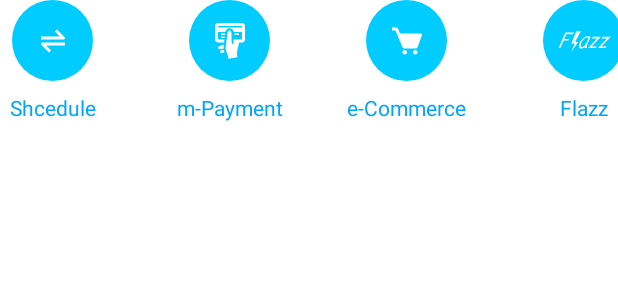
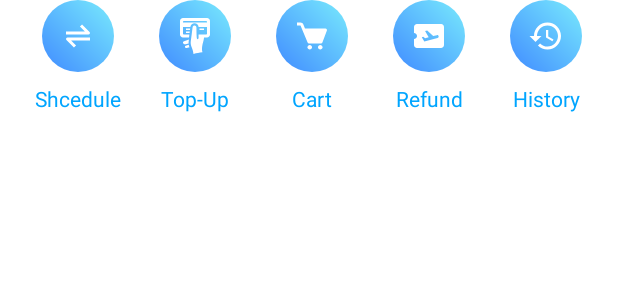
Before and after one commit to dimasrizqii/FP_AND_C13, an Android app: the layout partial_dashboard.xml on its own in the app's theme, with its tools: preview values and no code run, on a phone screen of 412 x 824 dp. Shown: the top 300 px of the screen. Run offline under Robolectric (Android 15) with nearby library versions, the phone set to English and light mode, and no system bars; Roboto replaces fonts that are not available here.

Commit message:
Updating Partial Dashboard

```diff
--- a/app/src/main/res/layout/partial_dashboard.xml
+++ b/app/src/main/res/layout/partial_dashboard.xml
@@ -6,11 +6,10 @@
 
     <ImageButton
         android:id="@+id/imageButton"
-        android:layout_width="54dp"
-        android:layout_height="54dp"
-        android:layout_marginStart="8dp"
-        android:backgroundTint="@color/primarytoolbarColor"
-        android:background="@drawable/background_oval"
+        android:layout_width="48dp"
+        android:layout_height="48dp"
+        android:layout_marginStart="28dp"
+        android:background="@drawable/login_button_bk"
         android:src="@drawable/ic_transfer"
         app:layout_constraintStart_toStartOf="parent"
         app:layout_constraintTop_toTopOf="parent" />
@@ -27,11 +26,10 @@
 
     <ImageButton
         android:id="@+id/imageButton2"
-        android:layout_width="54dp"
-        android:layout_height="54dp"
-        android:layout_marginStart="64dp"
-        android:backgroundTint="@color/primarytoolbarColor"
-        android:background="@drawable/background_oval"
+        android:layout_width="48dp"
+        android:layout_height="48dp"
+        android:layout_marginStart="30dp"
+        android:background="@drawable/login_button_bk"
         android:src="@drawable/ic_debit"
         app:layout_constraintStart_toEndOf="@+id/imageButton"
         app:layout_constraintTop_toTopOf="parent" />
@@ -41,18 +39,17 @@
         android:layout_height="wrap_content"
         android:layout_marginTop="8dp"
         android:textColor="@color/primaryTextColor"
-        android:text="m-Payment"
+        android:text="Top-Up"
         app:layout_constraintEnd_toEndOf="@+id/imageButton2"
         app:layout_constraintStart_toStartOf="@+id/imageButton2"
         app:layout_constraintTop_toBottomOf="@+id/imageButton2" />
 
     <ImageButton
         android:id="@+id/imageButton3"
-        android:layout_width="54dp"
-        android:layout_height="54dp"
-        android:layout_marginStart="64dp"
-        android:background="@drawable/background_oval"
-        android:backgroundTint="@color/primarytoolbarColor"
+        android:layout_width="48dp"
+        android:layout_height="48dp"
+        android:layout_marginStart="30dp"
+        android:background="@drawable/login_button_bk"
         android:src="@drawable/ic_cart"
         app:layout_constraintStart_toEndOf="@+id/imageButton2"
         app:layout_constraintTop_toTopOf="parent" />
@@ -61,7 +58,7 @@
         android:layout_width="wrap_content"
         android:layout_height="wrap_content"
         android:layout_marginTop="8dp"
-        android:text="e-Commerce"
+        android:text="Cart"
         android:textColor="@color/primaryTextColor"
         app:layout_constraintEnd_toEndOf="@+id/imageButton3"
         app:layout_constraintStart_toStartOf="@+id/imageButton3"
@@ -69,12 +66,11 @@
 
     <ImageButton
         android:id="@+id/imageButton4"
-        android:layout_width="54dp"
-        android:layout_height="54dp"
-        android:layout_marginStart="64dp"
-        android:background="@drawable/background_oval"
-        android:backgroundTint="@color/primarytoolbarColor"
-        android:src="@drawable/ic_flazz"
+        android:layout_width="48dp"
+        android:layout_height="48dp"
+        android:layout_marginStart="30dp"
+        android:background="@drawable/login_button_bk"
+        android:src="@drawable/ic_baseline_airplane_ticket_24"
         app:layout_constraintStart_toEndOf="@+id/imageButton3"
         app:layout_constraintTop_toTopOf="parent" />
 
@@ -82,9 +78,29 @@
         android:layout_width="wrap_content"
         android:layout_height="wrap_content"
         android:layout_marginTop="8dp"
-        android:text="Flazz"
+        android:text="Refund"
         android:textColor="@color/primaryTextColor"
         app:layout_constraintEnd_toEndOf="@+id/imageButton4"
         app:layout_constraintStart_toStartOf="@+id/imageButton4"
         app:layout_constraintTop_toBottomOf="@+id/imageButton4" />
+
+    <ImageButton
+        android:id="@+id/imageButton5"
+        android:layout_width="48dp"
+        android:layout_height="48dp"
+        android:layout_marginStart="30dp"
+        android:background="@drawable/login_button_bk"
+        android:src="@drawable/ic_baseline_history_24"
+        app:layout_constraintStart_toEndOf="@+id/imageButton4"
+        app:layout_constraintTop_toTopOf="parent" />
+
+    <TextView
+        android:layout_width="wrap_content"
+        android:layout_height="wrap_content"
+        android:layout_marginTop="8dp"
+        android:text="History"
+        android:textColor="@color/primaryTextColor"
+        app:layout_constraintEnd_toEndOf="@+id/imageButton5"
+        app:layout_constraintStart_toStartOf="@+id/imageButton5"
+        app:layout_constraintTop_toBottomOf="@+id/imageButton5" />
 </androidx.constraintlayout.widget.ConstraintLayout>
--- a/app/src/main/res/values/colors.xml
+++ b/app/src/main/res/values/colors.xml
@@ -25,7 +25,7 @@
     <color name="whiteCardColor">#fff</color>
 
 
-    <color name="cardColor">#DCDCDC</color>
+    <color name="cardColor">#F5F5F5</color>
     <color name="hintTextColor">#D2F4F8</color>
     <color name="textInputOutlineColor">#6ff9ff</color>
     <color name="text">#143539</color>
```
Also changed, not shown: app/src/main/java/com/example/fpandc13/ui/home/dashboard/DashboardFragment.kt (+5 -7 lines), app/src/main/res/layout/fragment_dashboard.xml (+31 -5 lines), app/src/main/res/values/strings.xml (+13 -6 lines).
